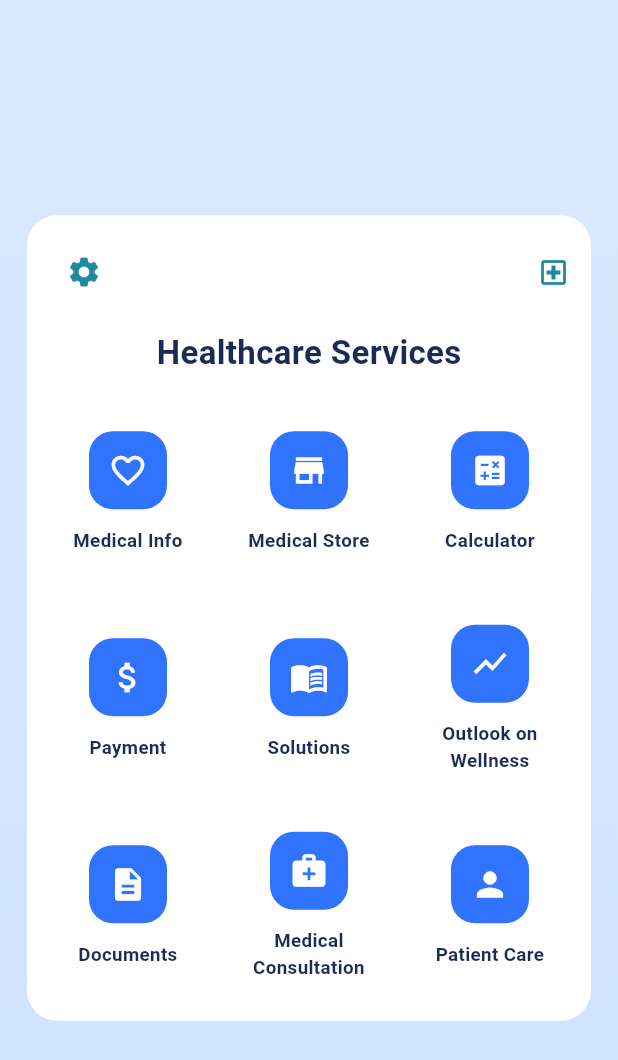
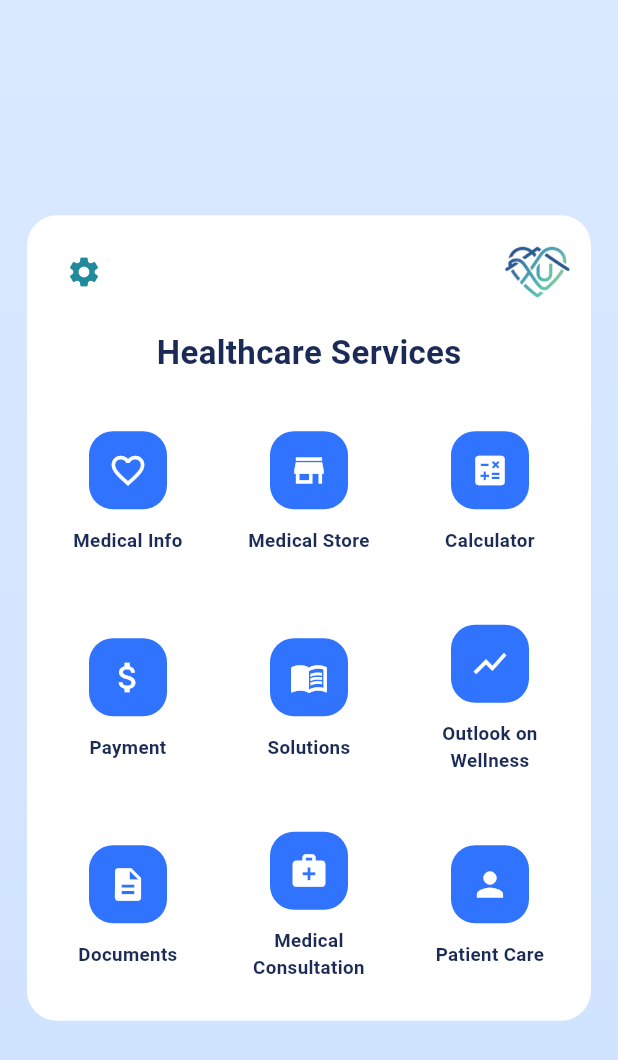
Before and after one commit to rmshatnawi/Heart-Health-App, a Flutter app: the HomePage screen opened directly, on a phone screen of 412 x 824 dp. Shown: the top 1060 px of the screen. Run offline on Flutter 3.47's test engine with Material 3 defaults, Android fonts, the phone set to English and light mode, and no system bars; our stand-ins replace cloud_firestore, firebase_auth, firebase_core, flutter_svg, google_fonts; accounts and stored records are empty.

Commit message:
Update project files

```diff
--- a/lib/main.dart
+++ b/lib/main.dart
@@ -1,6 +1,6 @@
 import 'package:flutter/material.dart';
 import 'package:firebase_core/firebase_core.dart';
-
+//import 'package:shared_preferences/shared_preferences.dart';
 import 'firebase_options.dart';
 import 'src/pages/login.dart';
 
@@ -10,9 +10,15 @@ Future<void> main() async {
   await Firebase.initializeApp(
     options: DefaultFirebaseOptions.currentPlatform,
   );
-
+ // await clearRememberedLogin();
   runApp(const MyApp());
 }
+
+/*Future<void> clearRememberedLogin() async {
+  final prefs = await SharedPreferences.getInstance();
+  await prefs.clear();
+}*/
+
 
 class MyApp extends StatelessWidget {
   const MyApp({super.key});
--- a/lib/src/pages/home.dart
+++ b/lib/src/pages/home.dart
@@ -262,11 +262,19 @@ class _HeaderMenu extends StatelessWidget {
           ],
         ),
         const Spacer(),
-        const Icon(Icons.local_hospital_outlined, color: _accent, size: 22),
+        SizedBox(
+          width: 44,
+          height: 44,
+          child: Image.asset(
+            'assets/images/logonly.png',
+            fit: BoxFit.contain,
+          ),
+        ),
       ],
     );
   }
 }
+
 
 enum _HomeMenuAction { profile, settings, privacy, logout }
 
--- a/pubspec.yaml
+++ b/pubspec.yaml
@@ -36,7 +36,7 @@ dependencies:
   firebase_core: ^3.0.0
   firebase_auth: ^5.0.0
   cloud_firestore: ^5.0.0
-  shared_preferences: ^2.3.2
+  #shared_preferences: ^2.3.2
   # The following adds the Cupertino Icons font to your application.
   # Use with the CupertinoIcons class for iOS style icons.
   cupertino_icons: ^1.0.8
```
